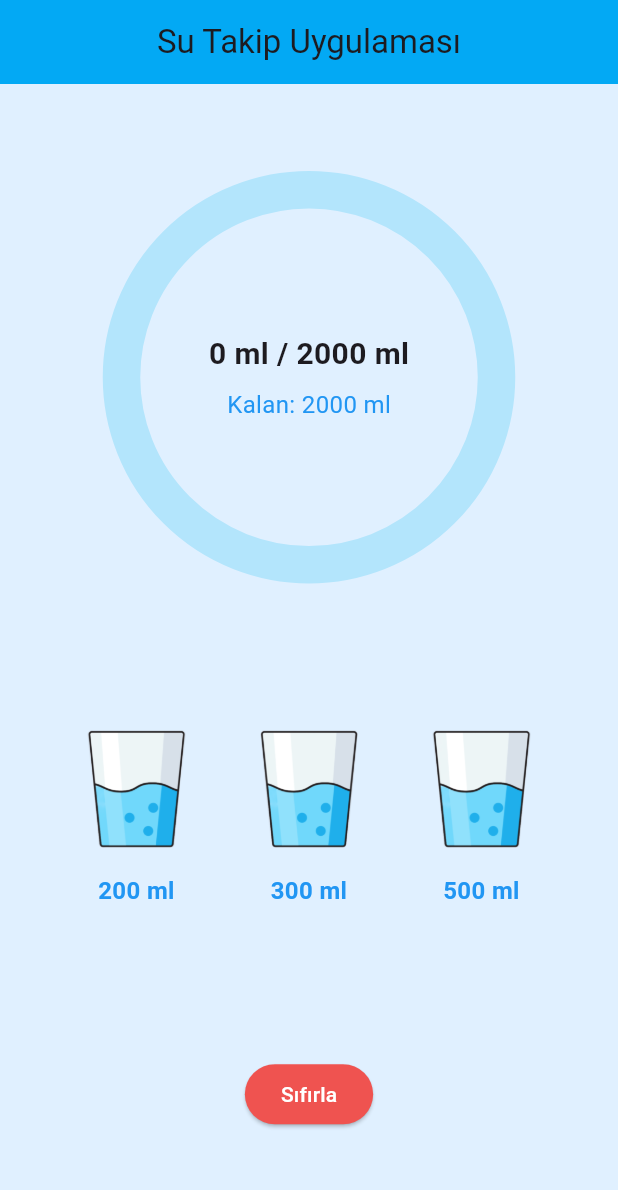
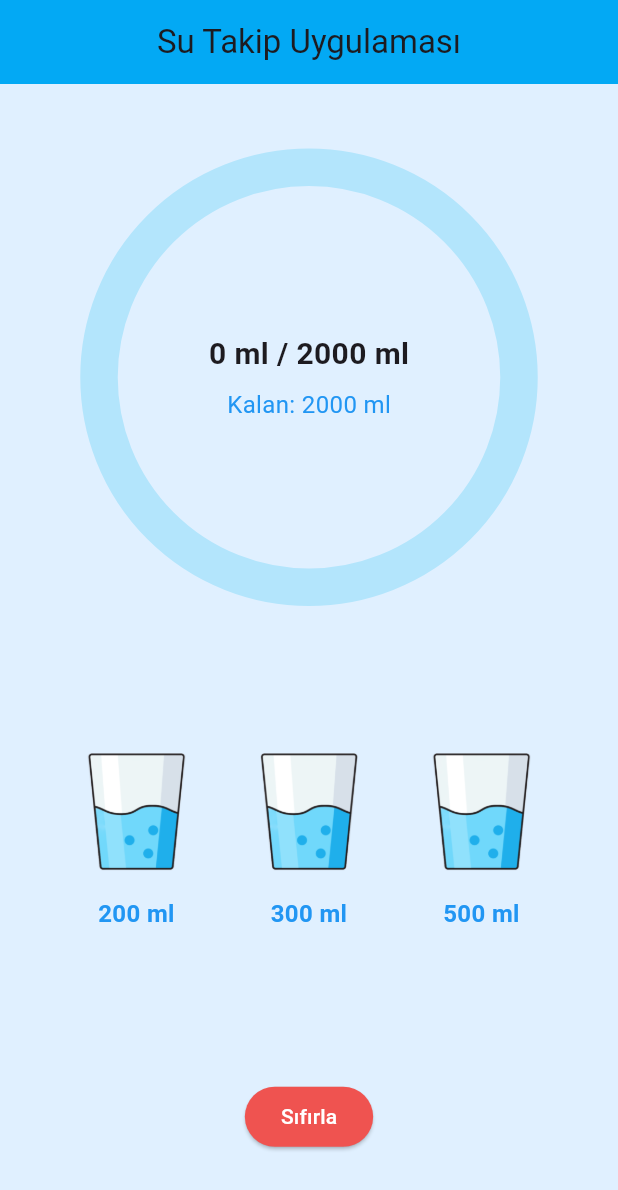
Before and after one commit to SeymaSakoglu/water_counter_app, a Flutter app: the screen it shows after launch, on a phone screen of 412 x 824 dp. Shown: the top 1190 px of the screen. Run offline on Flutter 3.47's test engine with Material 3 defaults, Android fonts, the light colour scheme and no system bars.

Commit message:
SuTakipUygulamasi 1.gun ana sayfa olusturuldu.

```diff
--- a/lib/main.dart
+++ b/lib/main.dart
@@ -63,8 +63,8 @@ class _SuTakipHomePageState extends State<SuTakipHomePage> {
               mainAxisAlignment: MainAxisAlignment.center,
               children: [
                 SizedBox(
-                  height: 250,
-                  width: 250,
+                  height: 280,
+                  width: 280,
                   child: Stack(
                     fit: StackFit.expand,
                     children: [
@@ -174,14 +174,15 @@ class SuButonu extends StatelessWidget {
           const SizedBox(height: 6),
 
           // Miktar yazısı
-          Text("$miktar ml",
-          textAlign: TextAlign.center,
-          style: const TextStyle(
-            color: Colors.blue,
-            fontWeight: FontWeight.bold,
-            fontSize: 16,
-          ),)
-
+          Text(
+            "$miktar ml",
+            textAlign: TextAlign.center,
+            style: const TextStyle(
+              color: Colors.blue,
+              fontWeight: FontWeight.bold,
+              fontSize: 16,
+            ),
+          ),
         ],
       ),
     );
```
